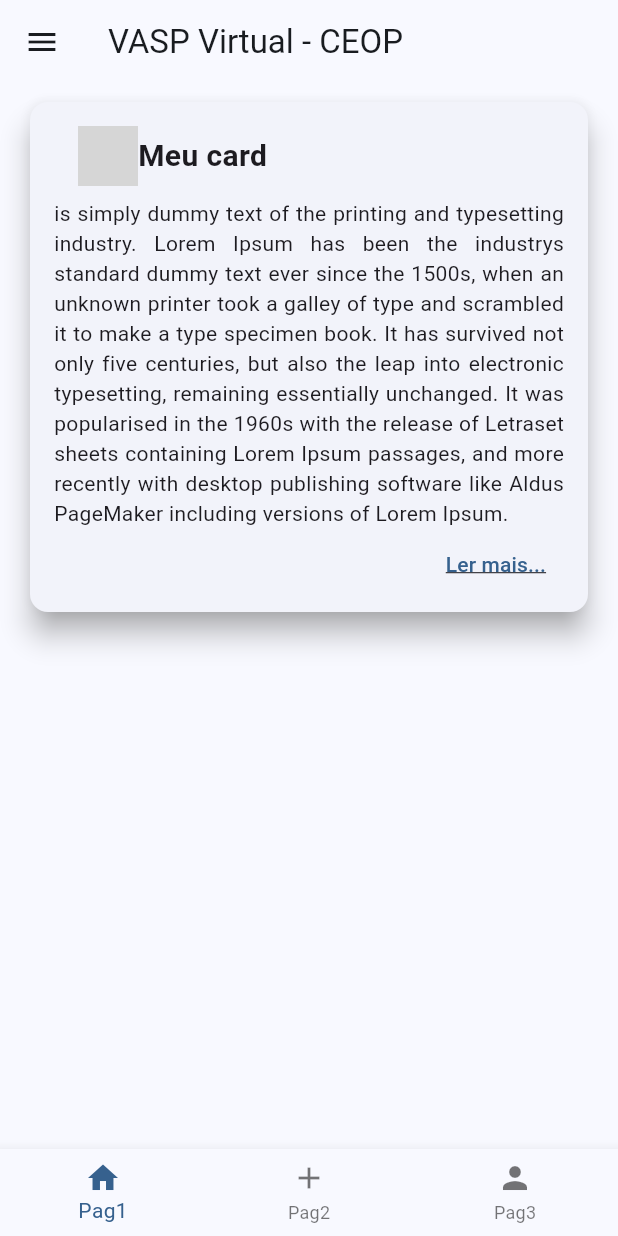
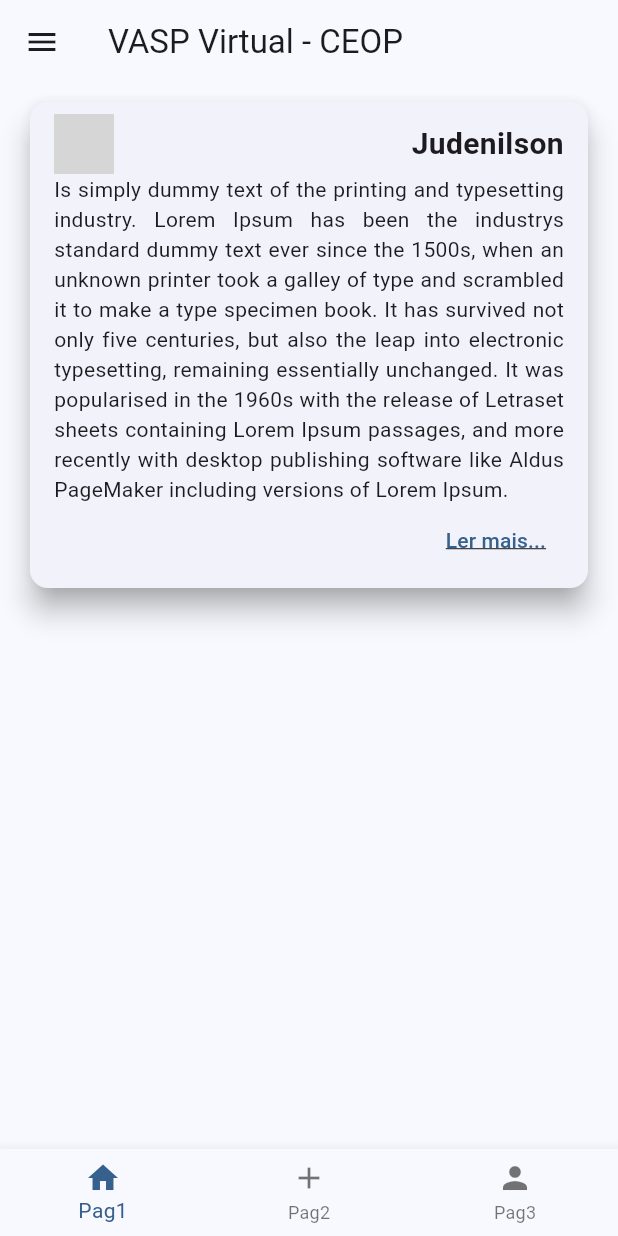
Before and after one commit to Judenilson/dio-flutter-navigation-app, a Flutter app: the MainPage screen opened directly, on a phone screen of 412 x 824 dp. Run offline on Flutter 3.47's test engine with Material 3 defaults, Android fonts, the phone set to English and light mode, and no system bars; our stand-ins replace google_fonts; network calls fail; Roboto replaces fonts that are missing (Dosis); grey boxes are pictures that could not be loaded.

Commit message:
card page change title

```diff
--- a/lib/pages/card_page.dart
+++ b/lib/pages/card_page.dart
@@ -23,27 +23,27 @@ class _CardPageState extends State<CardPage> {
               child: Column(
                 crossAxisAlignment: CrossAxisAlignment.start,
                 children: [
-                  const Padding(
-                    padding: EdgeInsets.symmetric(horizontal: 16, vertical: 8),
-                    child: Row(
+                  const Row(
                     children: [
                       CircleAvatar(
                         backgroundImage: NetworkImage(
                             'https://judenilson.com.br/img/avatar.jpg'),
                         child: null,
                       ),
-                        Text(
-                          'Meu card',
+                      Expanded(
+                        child: Text(
+                          'Judenilson',
+                          textAlign: TextAlign.end,
                           style: TextStyle(
                             fontSize: 20,
                             fontWeight: FontWeight.w700,
                           ),
                         ),
+                      ),
                     ],
                   ),
-                  ),
                   const Text(
-                    'is simply dummy text of the printing and typesetting industry. Lorem Ipsum has been the industry'
+                    'Is simply dummy text of the printing and typesetting industry. Lorem Ipsum has been the industry'
                     's standard dummy text ever since the 1500s, when an unknown '
                     'printer took a galley of type and scrambled it to make a type specimen book. It has survived '
                     'not only five centuries, but also the leap into electronic typesetting, remaining essentially '
```
Lines whose indentation alone changed are shown as unchanged.
